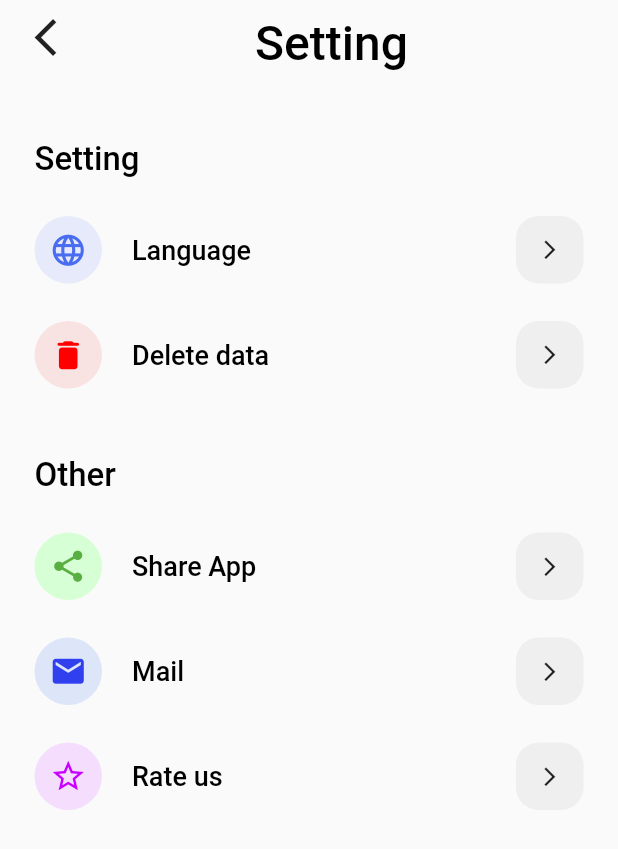
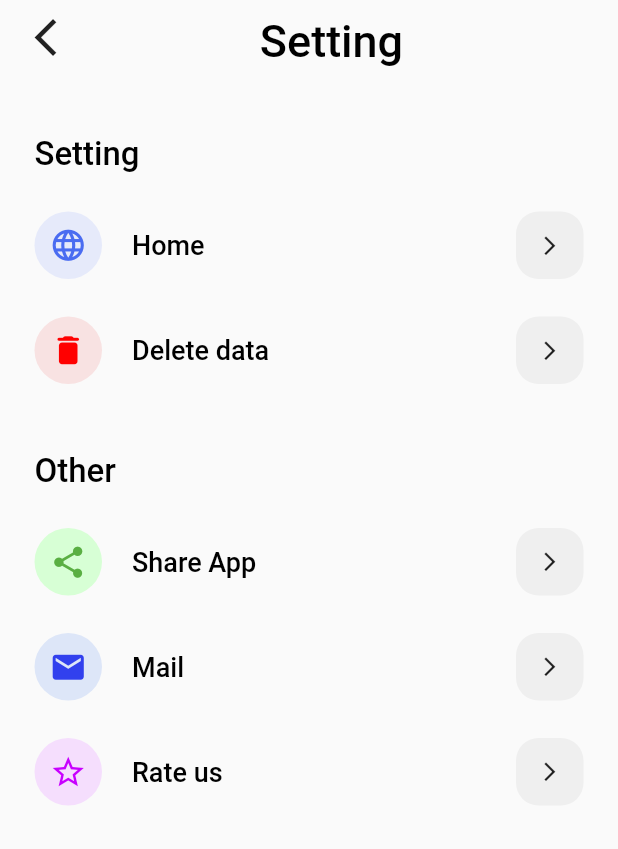
Before and after one commit to TheMai0409/BMI, a Flutter app: the screen it shows after launch, after a tap on an icon or button, on a phone screen of 412 x 824 dp. Shown: the top 849 px of the screen. Run offline on Flutter 3.47's test engine with Material 2 defaults, Android fonts, the phone set to English and light mode, and no system bars; our stand-ins replace bloc, easy_localization, flutter_bloc, flutter_slidable, flutter_svg, get_it and 5 more; missing offline and left inert: panara_dialogs; accounts and stored records are empty; generated files the repository leaves out were written again.

Commit message:
change ui card info

```diff
--- /dev/null
+++ b/assets/translations/en.json
@@ -0,0 +1,4 @@
+{
+  "home": "Home",
+  "history": "History"
+}
--- /dev/null
+++ b/assets/translations/vi.json
@@ -0,0 +1,4 @@
+{
+  "home": "Trang chu",
+  "history": "Lich su"
+}
--- a/lib/component/custom_app_bar.dart
+++ b/lib/component/custom_app_bar.dart
@@ -14,12 +14,15 @@ class CustomAppBar extends StatelessWidget {
   @override
   Widget build(BuildContext context) {
     return Container(
-      padding: const EdgeInsets.only(top: defaultPadding, left: defaultPadding,right: defaultPadding),
+      height: 70,
+      padding: const EdgeInsets.only(top: 10, left: defaultPadding,right: defaultPadding),
       width: MediaQuery.of(context).size.width,
       child: Row(
         mainAxisAlignment: MainAxisAlignment.spaceBetween,
+        crossAxisAlignment: CrossAxisAlignment.center,
         children: [
-          Text(
+          Center(
+            child: Text(
               title ?? "",
               style: const TextStyle(
                 fontSize: textSizeNumber,
@@ -27,12 +30,22 @@ class CustomAppBar extends StatelessWidget {
                 fontWeight: FontWeight.w500,
               ),
             ),
-          InkWellButton(
+          ),
+          Container(
+            padding: EdgeInsets.all(7),
+            height: 42,
+            width: 42,
+            decoration: BoxDecoration(
+              borderRadius: BorderRadius.all(Radius.circular(15)),
+              color: Color(0xFFD1EDFF),
+            ),
+            child: InkWellButton(
               child: SvgPicture.asset(
                 'assets/images/ic_setting.svg',
               ),
               onTap: () => {
                 navService.pushNamed(RouteConstants.settingScreen)},
+            ),
           )
         ],
       ),
--- a/lib/manager/hive_manager.dart
+++ b/lib/manager/hive_manager.dart
@@ -47,6 +47,38 @@ void saveAge({required int age}) {
   box.put('Age', age);
 }
 
+bool getArticles1() {
+  return box.get('Articles1', defaultValue: false);
+}
+
+void saveArticles1({required bool love}) {
+  box.put('Articles1', love);
+}
+
+bool getArticles2() {
+  return box.get('Articles2', defaultValue: false);
+}
+
+void saveArticles2({required bool love}) {
+  box.put('Articles2', love);
+}
+
+bool getArticles3() {
+  return box.get('Articles3', defaultValue: false);
+}
+
+void saveArticles3({required bool love}) {
+  box.put('Articles3', love);
+}
+
+bool getArticles4() {
+  return box.get('Articles4', defaultValue: false);
+}
+
+void saveArticles4({required bool love}) {
+  box.put('Articles4', love);
+}
+
 dynamic getGender() {
   return box.get('Gender', defaultValue: MALE);
 }
--- a/lib/screen/article_screen/article_screen.dart
+++ b/lib/screen/article_screen/article_screen.dart
@@ -1,6 +1,7 @@
+import 'package:bmi/manager/hive_manager.dart';
 import 'package:bmi/screen/article_screen/widget/item_article.dart';
 import 'package:flutter/material.dart';
-
+import 'package:flutter_gen/gen_l10n/app_localizations.dart';
 import '../../component/custom_app_bar.dart';
 
 class ArticleScreen extends StatefulWidget {
@@ -11,6 +12,24 @@ class ArticleScreen extends StatefulWidget {
 }
 
 class _ArticleScreenState extends State<ArticleScreen> {
+  late bool _isLove1, _isLove2, _isLove3, _isLove4;
+
+  @override
+  void initState() {
+    _isLove1 = getArticles1();
+    _isLove2 = getArticles2();
+    _isLove3 = getArticles3();
+    _isLove4 = getArticles4();
+
+    super.initState();
+  }
+  Future<AppLocalizations> get l10n {
+    final widgetsBinding = WidgetsFlutterBinding.ensureInitialized();
+    final preferred = widgetsBinding.window.locales;
+    const supported = AppLocalizations.supportedLocales;
+    final locale = basicLocaleListResolution(preferred, supported);
+    return AppLocalizations.delegate.load(locale);
+  }
   @override
   Widget build(BuildContext context) {
     return Scaffold(
@@ -28,19 +47,52 @@ class _ArticleScreenState extends State<ArticleScreen> {
                 title: 'Article',
               ),
               const SizedBox(
-                height: 60,
+                height: 50,
               ),
-              ItemArticle(title: 'Hello', isLove: true),
-              ItemArticle(title: 'Hello', isLove: true),
-              ItemArticle(title: 'Hello', isLove: true),
-              ItemArticle(title: 'Hello', isLove: true),
-              ItemArticle(title: 'Hello', isLove: true),
-              ItemArticle(title: 'Hello', isLove: true),
-              ItemArticle(title: 'Hello', isLove: true),
+              ItemArticle(
+                title: 'Hello',
+                isLove: _isLove1,
+                onLikeButtonTapped: onLikeButton1Tapped,
+              ),
+              ItemArticle(
+                title: 'Hello',
+                isLove: _isLove2,
+                onLikeButtonTapped: onLikeButton2Tapped,
+              ),
+              ItemArticle(
+                title: 'Hello',
+                isLove: _isLove3,
+                onLikeButtonTapped: onLikeButton3Tapped,
+              ),
+              ItemArticle(
+                title: 'Hello',
+                isLove: _isLove4,
+                onLikeButtonTapped: onLikeButton4Tapped,
+              ),
             ],
           ),
         ),
       ),
     );
   }
+
+  Future<bool> onLikeButton1Tapped(bool isLiked) async {
+    saveArticles1(love: !isLiked);
+    return !isLiked;
+  }
+
+  Future<bool> onLikeButton2Tapped(bool isLiked) async {
+    saveArticles2(love: !isLiked);
+    return !isLiked;
+  }
+
+  Future<bool> onLikeButton3Tapped(bool isLiked) async {
+    saveArticles3(love: !isLiked);
+    return !isLiked;
+  }
+
+  Future<bool> onLikeButton4Tapped(bool isLiked) async {
+    saveArticles4(love: !isLiked);
+    return !isLiked;
+  }
 }
--- a/lib/screen/history_screen/history_screen.dart
+++ b/lib/screen/history_screen/history_screen.dart
@@ -3,6 +3,7 @@ import 'package:bmi/manager/hive_manager.dart';
 import 'package:bmi/screen/history_screen/widget/item_bmi.dart';
 import 'package:flutter/material.dart';
 import 'package:flutter_bloc/flutter_bloc.dart';
+import 'package:intl/intl.dart';
 
 import '../../component/custom_app_bar.dart';
 import '../../model/user_bmi.dart';
@@ -24,6 +25,7 @@ class _HistoryScreenState extends State<HistoryScreen> {
   void initState() {
     lists = getListBMI();
     print('TheMD ${lists!.length >= 1}');
+
     print('TheMD Lists ${lists}');
     super.initState();
   }
@@ -63,7 +65,7 @@ class _HistoryScreenState extends State<HistoryScreen> {
                           title: 'History',
                         ),
                         SizedBox(
-                          height: 60,
+                          height: 50,
                         ),
                         ListView.builder(
                           physics: NeverScrollableScrollPhysics(),
--- a/lib/screen/home_screen/home_screen.dart
+++ b/lib/screen/home_screen/home_screen.dart
@@ -63,7 +63,7 @@ class _HomeScreenState extends State<HomeScreen> {
                             title: 'BMI',
                           ),
                           const SizedBox(
-                            height: 70,
+                            height: 60,
                           ),
                           Row(
                             children: [
@@ -100,7 +100,7 @@ class _HomeScreenState extends State<HomeScreen> {
                             ],
                           ),
                           const SizedBox(
-                            height: 20,
+                            height: 10,
                           ),
                           Row(
                             children: [
@@ -176,6 +176,7 @@ class _HomeScreenState extends State<HomeScreen> {
                               ),
                               child: SizedBox(
                                 width: MediaQuery.of(context).size.width,
+
                                 child: Column(
                                   children: [
                                     NumberPicker(
@@ -184,13 +185,13 @@ class _HomeScreenState extends State<HomeScreen> {
                                         maxValue: 100,
                                         textStyle: const TextStyle(
                                           color: Colors.grey,
-                                          fontSize: textSizeMid,
-                                          fontWeight: FontWeight.w400,
+                                          fontSize: textSizeSmall,
+                                          fontWeight: FontWeight.w500,
                                         ),
                                         selectedTextStyle: const TextStyle(
                                             color: textColor,
-                                            fontSize: textSizeNumber,
-                                            fontWeight: FontWeight.w500),
+                                            fontSize: textSizeLarge,
+                                            fontWeight: FontWeight.w600),
                                         step: 1,
                                         itemHeight: 100,
                                         axis: Axis.horizontal,
--- a/lib/screen/home_screen/widget/card_input_info.dart
+++ b/lib/screen/home_screen/widget/card_input_info.dart
@@ -46,7 +46,6 @@ class CardInputInfo extends StatelessWidget {
             ),
             Expanded(
               flex: 2,
-              child: Center(
               child: IntrinsicWidth(
                 child: TextFormField(
                   maxLines: 1,
@@ -75,7 +74,6 @@ class CardInputInfo extends StatelessWidget {
                 ),
               ),
             ),
-            ),
           ],
         ),
       ),
--- a/lib/screen/main/main.dart
+++ b/lib/screen/main/main.dart
@@ -3,10 +3,9 @@ import 'package:bmi/screen/main_screen/screen/main_screen.dart';
 import 'package:bmi/screen/result_screen/result_screen.dart';
 import 'package:bmi/screen/setting_screen/setting_screen.dart';
 import 'package:bmi/utils/navigation_service.dart';
+import 'package:easy_localization/easy_localization.dart';
 import 'package:flutter/material.dart';
 import 'package:flutter_bloc/flutter_bloc.dart';
-import 'package:flutter_gen/gen_l10n/app_localizations.dart';
-import "package:flutter_localizations/flutter_localizations.dart";
 
 import '../../di/injection.dart';
 import '../../manager/hive_manager.dart';
@@ -14,9 +13,15 @@ import '../../utils/routes.dart';
 import '../splash_screen/screen/splash_screen.dart';
 
 void main() async {
+  WidgetsFlutterBinding.ensureInitialized();
+  await EasyLocalization.ensureInitialized();
   await configureCoreDependencies();
   await openBox();
-  runApp(const MyApp());
+  runApp(EasyLocalization(
+      supportedLocales: [Locale('en'), Locale('vi')],
+      path: 'assets/translations',
+      fallbackLocale: Locale('en'),
+      child: MyApp()));
 }
 
 class MyApp extends StatelessWidget {
@@ -40,19 +45,9 @@ class _Body extends StatelessWidget {
       builder: (context, state) {
         return MaterialApp(
           debugShowCheckedModeBanner: false,
-          supportedLocales: const [
-            Locale('en'),
-            Locale('vi'),
-          ],
-          locale: (state is ChangeLocalState)
-              ? Locale(state.locale)
-              : const Locale('vi'),
-          localizationsDelegates: const [
-            GlobalMaterialLocalizations.delegate,
-            GlobalWidgetsLocalizations.delegate,
-            GlobalCupertinoLocalizations.delegate,
-            AppLocalizations.delegate,
-          ],
+          localizationsDelegates: context.localizationDelegates,
+          supportedLocales: context.supportedLocales,
+          locale: context.locale,
           navigatorKey: NavigationService.navigationKey,
           initialRoute: RouteConstants.root,
           routes: {
@@ -61,7 +56,7 @@ class _Body extends StatelessWidget {
             RouteConstants.mainScreen: (_) => const MainScreen(),
             RouteConstants.resultScreen: (_) => const ResultScreen(),
           },
-          );
+        );
       },
     );
   }
--- a/lib/screen/main_screen/screen/main_screen.dart
+++ b/lib/screen/main_screen/screen/main_screen.dart
@@ -4,6 +4,7 @@ import 'package:bmi/screen/history_screen/history_screen.dart';
 import 'package:bmi/screen/home_screen/home_screen.dart';
 import 'package:bmi/screen/main/bloc/language_bloc.dart';
 import 'package:bmi/utils/constants.dart';
+import 'package:easy_localization/easy_localization.dart';
 import 'package:flutter/material.dart';
 import 'package:flutter_bloc/flutter_bloc.dart';
 import 'package:flutter_gen/gen_l10n/app_localizations.dart';
@@ -75,13 +76,16 @@ class _MainScreenState extends State<MainScreen> {
                       }
                       _currentIndex = index;
                       if (_currentIndex % 2 == 0) {
+
+                        EasyLocalization.of(context)!.setLocale(Locale('vi'));
+                        context
+                            .read<LanguageBloc>()
+                            .add(ChangeLanguage(locale: 'vi'));
+                      } else {
+                        EasyLocalization.of(context)!.setLocale(Locale('en'));
                         context
                             .read<LanguageBloc>()
                             .add(ChangeLanguage(locale: 'en'));
-                      } else {
-                        context
-                            .read<LanguageBloc>()
-                            .add(ChangeLanguage(locale: 'vi'));
                       }
 
                       context
@@ -97,19 +101,19 @@ class _MainScreenState extends State<MainScreen> {
                         icon: const Icon(
                           Icons.home_filled,
                         ),
-                        label: AppLocalizations.of(context)!.home,
+                        label: 'home'.tr(),
                       ),
                       BottomNavigationBarItem(
                         icon: const Icon(
                           Icons.article,
                         ),
-                        label: AppLocalizations.of(context)!.article,
+                        label: 'Article',
                       ),
                       BottomNavigationBarItem(
                         icon: const Icon(
                           Icons.date_range,
                         ),
-                        label: AppLocalizations.of(context)!.history,
+                        label: 'history'.tr(),
                       ),
                     ],
                   ),
--- a/lib/screen/result_screen/result_screen.dart
+++ b/lib/screen/result_screen/result_screen.dart
@@ -408,7 +408,7 @@ class _ResultScreenState extends State<ResultScreen> {
                       height: 60,
                       width: MediaQuery.of(context).size.width,
                       decoration: const BoxDecoration(
-                        color: Color(0xFF0827F1),
+                        color: Color(0xFF5871F1),
                         borderRadius: BorderRadius.all(
                           Radius.circular(defaultBorderRadius),
                         ),
--- a/lib/screen/setting_screen/setting_screen.dart
+++ b/lib/screen/setting_screen/setting_screen.dart
@@ -1,14 +1,23 @@
+import 'package:bmi/manager/hive_manager.dart';
 import 'package:bmi/screen/setting_screen/widget/item_setting.dart';
+import 'package:easy_localization/easy_localization.dart';
 import 'package:flutter/material.dart';
+import 'package:flutter_bloc/flutter_bloc.dart';
 import 'package:panara_dialogs/panara_dialogs.dart';
 
 import '../../component/ink_well_button.dart';
 import '../../utils/constants.dart';
 import '../../utils/navigation_service.dart';
+import '../main/bloc/language_bloc.dart';
 
-class SettingScreen extends StatelessWidget {
+class SettingScreen extends StatefulWidget {
   const SettingScreen({super.key});
 
+  @override
+  State<SettingScreen> createState() => _SettingScreenState();
+}
+
+class _SettingScreenState extends State<SettingScreen> {
   @override
   Widget build(BuildContext context) {
     return Scaffold(
@@ -66,8 +75,13 @@ class SettingScreen extends StatelessWidget {
               ),
               ItemSetting(
                 iconData: Icons.language,
-                title: 'Language',
-                action: () {},
+                title: 'home'.tr(),
+                onTap: () {
+                  context
+                      .read<LanguageBloc>()
+                      .add(ChangeLanguage(locale: 'en'));
+                  EasyLocalization.of(context)!.setLocale(Locale('en'));
+                },
                 color: Color(0xFF4A6CF1),
                 colorContainer: Color(0xFFE6EAFA),
               ),
@@ -77,7 +91,10 @@ class SettingScreen extends StatelessWidget {
               ItemSetting(
                 iconData: Icons.delete_rounded,
                 title: 'Delete data',
-                action: () {},
+                onTap: () {
+                  showCustomDialog(
+                      title: 'Delete data', message: 'Are you sure?');
+                },
                 color: Color(0xFFFF0000),
                 colorContainer: Color(0xFFF8E2E2),
               ),
@@ -100,7 +117,7 @@ class SettingScreen extends StatelessWidget {
               ItemSetting(
                 iconData: Icons.share,
                 title: 'Share App',
-                action: () {},
+                onTap: () {},
                 color: Color(0xFF5AAF43),
                 colorContainer: Color(0xFFD7FFD5),
               ),
@@ -110,7 +127,7 @@ class SettingScreen extends StatelessWidget {
               ItemSetting(
                 iconData: Icons.mail,
                 title: 'Mail',
-                action: () {},
+                onTap: () {},
                 color: Color(0xFF3140EE),
                 colorContainer: Color(0xFFDDE6F8),
               ),
@@ -120,13 +137,32 @@ class SettingScreen extends StatelessWidget {
               ItemSetting(
                 iconData: Icons.star_border_outlined,
                 title: 'Rate us',
-                action: () {},
+                onTap: () {},
                 color: Color(0xFFC800FF),
                 colorContainer: Color(0xFFF5DEFD),
               ),
-
             ],
           ),
         ));
   }
+
+  void showCustomDialog({required String title, required String message}) {
+    PanaraConfirmDialog.show(
+      context,
+      title: title,
+      message: message,
+      color: Color(0xFFFF0000),
+      confirmButtonText: "Confirm",
+      cancelButtonText: "Cancel",
+      onTapCancel: () {
+        Navigator.pop(context);
+      },
+      onTapConfirm: () {
+        deleteUserBMI();
+        Navigator.pop(context);
+      },
+      panaraDialogType: PanaraDialogType.custom,
+      barrierDismissible: false,
+    );
+  }
 }
--- a/lib/screen/setting_screen/widget/item_setting.dart
+++ b/lib/screen/setting_screen/widget/item_setting.dart
@@ -7,22 +7,23 @@ class ItemSetting extends StatelessWidget {
   final Color color;
   final Color colorContainer;
   final String title;
-  final VoidCallback action;
+  final VoidCallback onTap;
 
   const ItemSetting({
     super.key,
     required this.iconData,
     required this.title,
-    required this.action,
+    required this.onTap,
     required this.color,
     required this.colorContainer,
   });
 
   @override
   Widget build(BuildContext context) {
-    return InkWellButton(
-      child: Container(
-        padding: EdgeInsets.symmetric(horizontal: defaultPadding),
+    return Container(
+      padding: EdgeInsets.symmetric(horizontal: defaultPadding),
+      child: InkWellButton(
+        borderRadius: BorderRadius.all(Radius.circular(defaultBorderRadius)),
         child: Row(
           children: [
             Container(
@@ -63,6 +64,7 @@ class ItemSetting extends StatelessWidget {
                 ))
           ],
         ),
+        onTap: onTap,
       ),
     );
   }
--- a/lib/utils/constants.dart
+++ b/lib/utils/constants.dart
@@ -1,4 +1,5 @@
 import 'package:flutter/material.dart';
+import 'package:flutter_gen/gen_l10n/app_localizations.dart';
 
 const Color primaryColor = Color.fromARGB(255, 255, 255, 255);
 const Color cardColor = Color(0xFFEFEFEF);
@@ -18,8 +19,8 @@ const Color textColor = Colors.black;
 const double textSizeUnit = 16.0;
 const double textSizeSmall = 22.0;
 const double textSizeMid = 28.0;
-const double textSizeLarge = 32.0;
-const double textSizeNumber = 40.0;
+const double textSizeLarge = 30.0;
+const double textSizeNumber = 36.0;
 
 const double defaultBorderRadius = 25.0;
 const double defaultPadding = 23.0;
--- a/lib/utils/utils.dart
+++ b/lib/utils/utils.dart
@@ -1,4 +1,6 @@
 import 'dart:math';
+
+import 'package:flutter/material.dart';
 
 bool checkYourBMI({
   required double bmi,
--- a/pubspec.yaml
+++ b/pubspec.yaml
@@ -50,6 +50,7 @@ dependencies:
   gauge_indicator: ^0.4.3
   panara_dialogs: ^0.1.4
   flutter_slidable: ^3.0.0
+  easy_localization: ^3.0.3
 
 dev_dependencies:
   flutter_test:
@@ -82,6 +83,7 @@ flutter:
   #   - images/a_dot_ham.jpeg
   assets:
     - assets/images/
+    - assets/translations/
   # An image asset can refer to one or more resolution-specific "variants", see
   # https://flutter.dev/assets-and-images/#resolution-aware
 
```
Also changed, not shown: lib/screen/article_screen/widget/item_article.dart (+6 -2 lines), pubspec.lock, 1 other file. Lines whose indentation alone changed are shown as unchanged.
